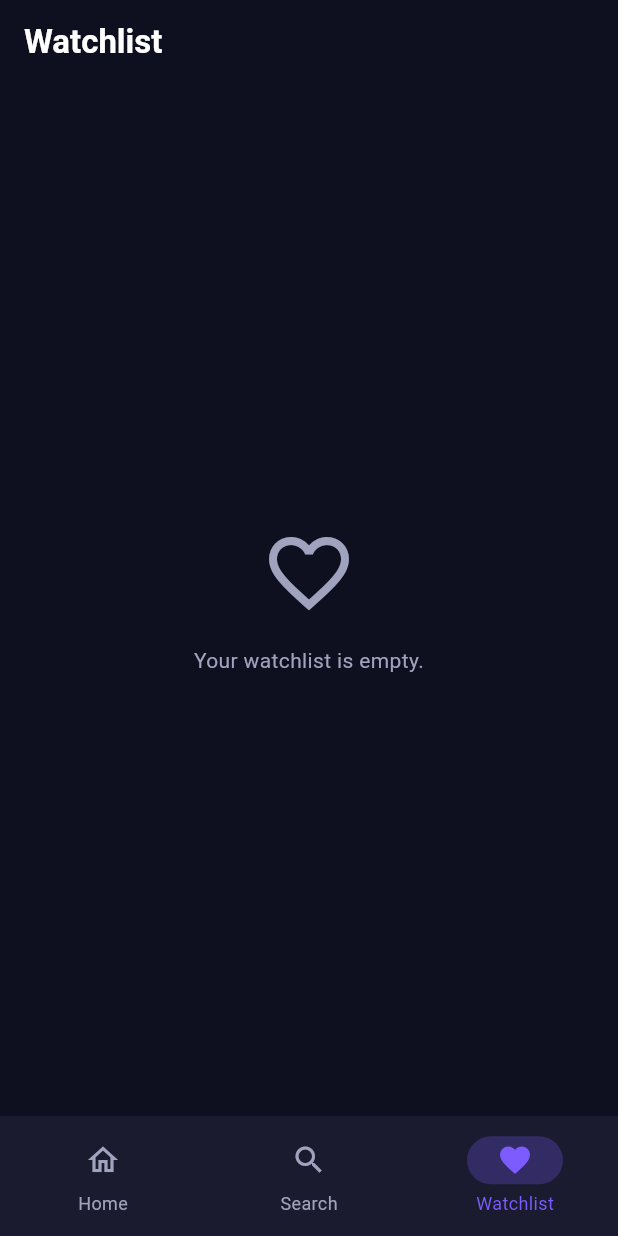
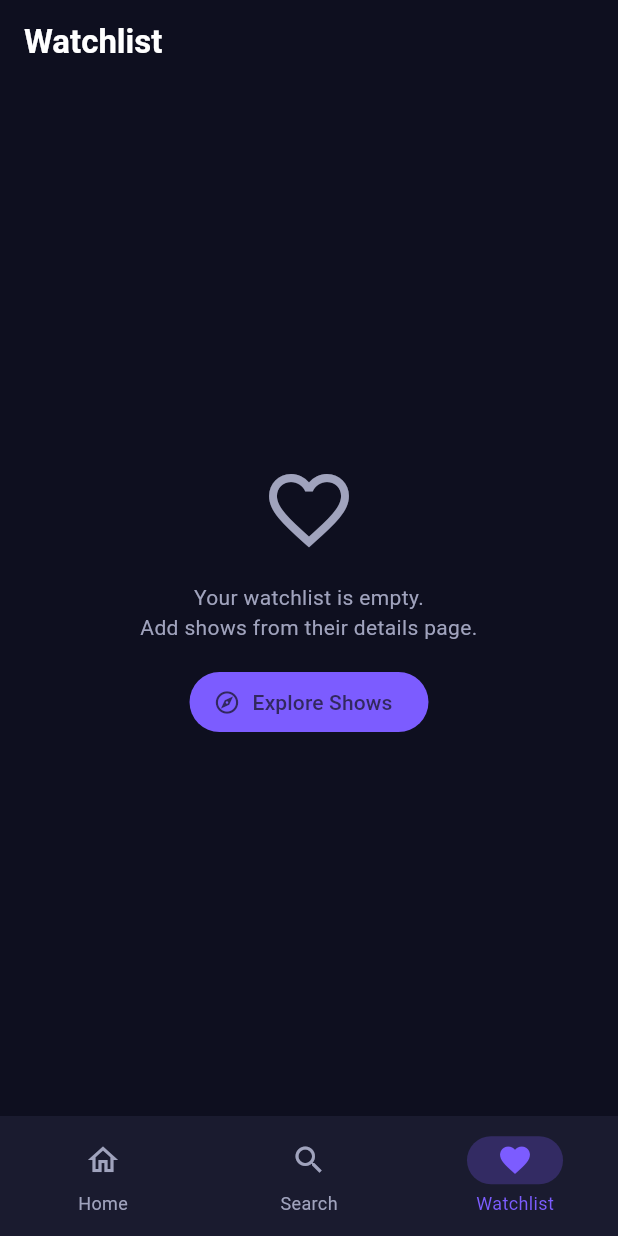
Before and after one commit to Furqanhalari/smd-TVmaze-assignment-23K-0556, a Flutter app: the screen it shows after launch, item 3 of the bottom bar chosen, on a phone screen of 412 x 824 dp. Run offline on Flutter 3.47's test engine with Material 3 defaults, Android fonts, the phone set to English and light mode, and no system bars; our stand-ins replace cached_network_image, equatable, flutter_bloc, rxdart, shared_preferences; network calls fail.

Commit message:
Watchlist + local persistence

```diff
--- a/lib/app.dart
+++ b/lib/app.dart
@@ -1,20 +1,37 @@
 import 'package:flutter/material.dart';
+import 'package:flutter_bloc/flutter_bloc.dart';
 
 import 'core/theme/app_theme.dart';
 import 'features/home/view/home_screen.dart';
 import 'features/search/view/search_screen.dart';
+import 'features/watchlist/bloc/watchlist_bloc.dart';
 import 'features/watchlist/view/watchlist_screen.dart';
 
 class TvMazeApp extends StatelessWidget {
   const TvMazeApp({super.key});
 
+  /// Lets the listener below show a SnackBar on whichever screen is open.
+  static final _messengerKey = GlobalKey<ScaffoldMessengerState>();
+
   @override
   Widget build(BuildContext context) {
-    return MaterialApp(
-      title: 'TVMaze Shows',
-      debugShowCheckedModeBanner: false,
-      theme: AppTheme.dark,
-      home: const MainShell(),
+    // One place that reports watchlist save errors for the whole app.
+    return BlocListener<WatchlistBloc, WatchlistState>(
+      listenWhen: (previous, current) =>
+          current.errorMessage != null &&
+          current.status != WatchlistStatus.failure,
+      listener: (context, state) {
+        _messengerKey.currentState?.showSnackBar(
+          SnackBar(content: Text(state.errorMessage!)),
+        );
+      },
+      child: MaterialApp(
+        title: 'TVMaze Shows',
+        debugShowCheckedModeBanner: false,
+        theme: AppTheme.dark,
+        scaffoldMessengerKey: _messengerKey,
+        home: const MainShell(),
+      ),
     );
   }
 }
@@ -31,19 +48,23 @@ class MainShell extends StatefulWidget {
 class _MainShellState extends State<MainShell> {
   int _currentIndex = 0;
 
-  static const _screens = [
-    HomeScreen(),
-    SearchScreen(),
-    WatchlistScreen(),
-  ];
+  void _selectTab(int index) => setState(() => _currentIndex = index);
 
   @override
   Widget build(BuildContext context) {
     return Scaffold(
-      body: IndexedStack(index: _currentIndex, children: _screens),
+      body: IndexedStack(
+        index: _currentIndex,
+        children: [
+          const HomeScreen(),
+          const SearchScreen(),
+          // "Explore Shows" on the empty watchlist jumps to the Home tab.
+          WatchlistScreen(onExplore: () => _selectTab(0)),
+        ],
+      ),
       bottomNavigationBar: NavigationBar(
         selectedIndex: _currentIndex,
-        onDestinationSelected: (index) => setState(() => _currentIndex = index),
+        onDestinationSelected: _selectTab,
         destinations: const [
           NavigationDestination(
             icon: Icon(Icons.home_outlined),
--- /dev/null
+++ b/lib/data/repositories/watchlist_repository.dart
@@ -0,0 +1,40 @@
+import 'dart:convert';
+
+import 'package:shared_preferences/shared_preferences.dart';
+
+import '../models/show.dart';
+
+/// Saves the watchlist on the device with SharedPreferences.
+/// The whole list is stored as one JSON string under [_key].
+class WatchlistRepository {
+  static const String _key = 'watchlist';
+
+  SharedPreferences? _prefs;
+
+  WatchlistRepository({SharedPreferences? prefs}) : _prefs = prefs;
+
+  Future<SharedPreferences> get _instance async =>
+      _prefs ??= await SharedPreferences.getInstance();
+
+  /// Returns the saved shows, or an empty list if nothing was saved yet.
+  Future<List<Show>> loadWatchlist() async {
+    final prefs = await _instance;
+    final jsonString = prefs.getString(_key);
+    if (jsonString == null) return [];
+
+    try {
+      final data = jsonDecode(jsonString) as List;
+      return data.map((e) => Show.fromJson(e as Map<String, dynamic>)).toList();
+    } catch (_) {
+      // Unreadable data (e.g. an older format): start with an empty list.
+      return [];
+    }
+  }
+
+  /// Overwrites the saved list with [shows].
+  Future<void> saveWatchlist(List<Show> shows) async {
+    final prefs = await _instance;
+    final jsonString = jsonEncode(shows.map((s) => s.toJson()).toList());
+    await prefs.setString(_key, jsonString);
+  }
+}
--- a/lib/features/details/view/show_details_screen.dart
+++ b/lib/features/details/view/show_details_screen.dart
@@ -8,6 +8,7 @@ import '../../../shared/widgets/empty_view.dart';
 import '../../../shared/widgets/error_view.dart';
 import '../../../shared/widgets/loading_view.dart';
 import '../../../shared/widgets/poster_image.dart';
+import '../../watchlist/widgets/watchlist_button.dart';
 import '../bloc/show_details_bloc.dart';
 import '../widgets/cast_tab.dart';
 import '../widgets/details_header.dart';
@@ -76,7 +77,7 @@ class ShowDetailsView extends StatelessWidget {
   }
 }
 
-/// Backdrop image, header, a pinned TabBar and the three tabs.
+/// Backdrop image, header, watchlist button, a pinned TabBar and the tabs.
 class _DetailsContent extends StatelessWidget {
   final Show show;
 
@@ -113,6 +114,7 @@ class _DetailsContent extends StatelessWidget {
               ),
             ),
             SliverToBoxAdapter(child: DetailsHeader(show: show)),
+            SliverToBoxAdapter(child: WatchlistButton(show: show)),
             const SliverPersistentHeader(
               pinned: true,
               delegate: _TabBarDelegate(
--- /dev/null
+++ b/lib/features/watchlist/bloc/watchlist_bloc.dart
@@ -0,0 +1,81 @@
+import 'package:equatable/equatable.dart';
+import 'package:flutter_bloc/flutter_bloc.dart';
+
+import '../../../data/models/show.dart';
+import '../../../data/repositories/watchlist_repository.dart';
+
+part 'watchlist_event.dart';
+part 'watchlist_state.dart';
+
+/// Global bloc (provided above MaterialApp), so the details page and the
+/// Watchlist tab always see the same list.
+class WatchlistBloc extends Bloc<WatchlistEvent, WatchlistState> {
+  final WatchlistRepository _repository;
+
+  WatchlistBloc(this._repository) : super(const WatchlistState()) {
+    on<WatchlistLoaded>(_onLoaded, transformer: _sequential());
+    on<WatchlistToggled>(_onToggled, transformer: _sequential());
+    on<WatchlistRemoved>(_onRemoved, transformer: _sequential());
+    on<WatchlistCleared>(_onCleared, transformer: _sequential());
+  }
+
+  /// Handles events one at a time, so two quick taps can't
+  /// save an outdated list over a newer one.
+  static EventTransformer<E> _sequential<E>() =>
+      (events, mapper) => events.asyncExpand(mapper);
+
+  Future<void> _onLoaded(
+      WatchlistLoaded event, Emitter<WatchlistState> emit) async {
+    emit(const WatchlistState(status: WatchlistStatus.loading));
+    try {
+      final shows = await _repository.loadWatchlist();
+      emit(_stateFor(shows));
+    } catch (_) {
+      emit(const WatchlistState(
+        status: WatchlistStatus.failure,
+        errorMessage: 'Could not load your watchlist.',
+      ));
+    }
+  }
+
+  Future<void> _onToggled(
+      WatchlistToggled event, Emitter<WatchlistState> emit) async {
+    final shows = state.contains(event.show.id)
+        ? state.shows.where((s) => s.id != event.show.id).toList()
+        : [...state.shows, event.show];
+    await _saveAndEmit(shows, emit);
+  }
+
+  Future<void> _onRemoved(
+      WatchlistRemoved event, Emitter<WatchlistState> emit) async {
+    final shows = state.shows.where((s) => s.id != event.showId).toList();
+    await _saveAndEmit(shows, emit);
+  }
+
+  Future<void> _onCleared(
+      WatchlistCleared event, Emitter<WatchlistState> emit) async {
+    await _saveAndEmit([], emit);
+  }
+
+  /// Saves first, then shows the new list. If saving fails the old
+  /// list is kept and only an error message is added.
+  Future<void> _saveAndEmit(
+      List<Show> shows, Emitter<WatchlistState> emit) async {
+    try {
+      await _repository.saveWatchlist(shows);
+      emit(_stateFor(shows));
+    } catch (_) {
+      emit(WatchlistState(
+        status: state.status,
+        shows: state.shows,
+        errorMessage: 'Could not save your watchlist.',
+      ));
+    }
+  }
+
+  static WatchlistState _stateFor(List<Show> shows) => WatchlistState(
+        status:
+            shows.isEmpty ? WatchlistStatus.empty : WatchlistStatus.success,
+        shows: shows,
+      );
+}
--- /dev/null
+++ b/lib/features/watchlist/bloc/watchlist_event.dart
@@ -0,0 +1,39 @@
+part of 'watchlist_bloc.dart';
+
+sealed class WatchlistEvent extends Equatable {
+  const WatchlistEvent();
+
+  @override
+  List<Object?> get props => [];
+}
+
+/// Reads the saved watchlist from the device (on app start and on Retry).
+final class WatchlistLoaded extends WatchlistEvent {
+  const WatchlistLoaded();
+}
+
+/// The Add/Remove button on the details page.
+/// Adds the show if it is missing, otherwise removes it.
+final class WatchlistToggled extends WatchlistEvent {
+  final Show show;
+
+  const WatchlistToggled(this.show);
+
+  @override
+  List<Object?> get props => [show];
+}
+
+/// The heart button on a Watchlist tile.
+final class WatchlistRemoved extends WatchlistEvent {
+  final int showId;
+
+  const WatchlistRemoved(this.showId);
+
+  @override
+  List<Object?> get props => [showId];
+}
+
+/// The "Clear all" button.
+final class WatchlistCleared extends WatchlistEvent {
+  const WatchlistCleared();
+}
--- /dev/null
+++ b/lib/features/watchlist/bloc/watchlist_state.dart
@@ -0,0 +1,21 @@
+part of 'watchlist_bloc.dart';
+
+enum WatchlistStatus { initial, loading, success, empty, failure }
+
+class WatchlistState extends Equatable {
+  final WatchlistStatus status;
+  final List<Show> shows;
+  final String? errorMessage;
+
+  const WatchlistState({
+    this.status = WatchlistStatus.initial,
+    this.shows = const [],
+    this.errorMessage,
+  });
+
+  /// Used by the details page to pick "Add" or "Remove".
+  bool contains(int showId) => shows.any((s) => s.id == showId);
+
+  @override
+  List<Object?> get props => [status, shows, errorMessage];
+}
--- a/lib/features/watchlist/view/watchlist_screen.dart
+++ b/lib/features/watchlist/view/watchlist_screen.dart
@@ -1,19 +1,111 @@
 import 'package:flutter/material.dart';
+import 'package:flutter_bloc/flutter_bloc.dart';
 
+import '../../../core/theme/app_theme.dart';
 import '../../../shared/widgets/empty_view.dart';
+import '../../../shared/widgets/error_view.dart';
+import '../../../shared/widgets/loading_view.dart';
+import '../../../shared/widgets/show_list_tile.dart';
+import '../../details/view/show_details_screen.dart';
+import '../bloc/watchlist_bloc.dart';
 
-/// Watchlist screen. Placeholder until the watchlist is added.
+/// Watchlist tab. Uses the global WatchlistBloc from main.dart,
+/// so it has no BlocProvider of its own.
 class WatchlistScreen extends StatelessWidget {
-  const WatchlistScreen({super.key});
+  /// Switches the bottom nav to Home (the "Explore Shows" button).
+  final VoidCallback? onExplore;
+
+  const WatchlistScreen({super.key, this.onExplore});
 
   @override
   Widget build(BuildContext context) {
-    return Scaffold(
-      appBar: AppBar(title: const Text('Watchlist')),
-      body: const EmptyView(
-        icon: Icons.favorite_border,
-        message: 'Your watchlist is empty.',
+    return BlocBuilder<WatchlistBloc, WatchlistState>(
+      builder: (context, state) {
+        return Scaffold(
+          appBar: AppBar(
+            title: Text(state.shows.isEmpty
+                ? 'Watchlist'
+                : 'Watchlist (${state.shows.length})'),
+            actions: [
+              if (state.shows.isNotEmpty)
+                IconButton(
+                  tooltip: 'Clear all',
+                  icon: const Icon(Icons.delete_sweep_outlined),
+                  onPressed: () => _confirmClear(context),
+                ),
+            ],
+          ),
+          body: _buildBody(context, state),
+        );
+      },
+    );
+  }
+
+  Widget _buildBody(BuildContext context, WatchlistState state) {
+    switch (state.status) {
+      case WatchlistStatus.initial:
+      case WatchlistStatus.loading:
+        return const LoadingView();
+      case WatchlistStatus.failure:
+        return ErrorView(
+          message: state.errorMessage ?? 'Something went wrong.',
+          onRetry: () =>
+              context.read<WatchlistBloc>().add(const WatchlistLoaded()),
+        );
+      case WatchlistStatus.empty:
+        return EmptyView(
+          icon: Icons.favorite_border,
+          message: 'Your watchlist is empty.\n'
+              'Add shows from their details page.',
+          action: FilledButton.icon(
+            onPressed: onExplore,
+            icon: const Icon(Icons.explore_outlined),
+            label: const Text('Explore Shows'),
+          ),
+        );
+      case WatchlistStatus.success:
+        return ListView.builder(
+          itemCount: state.shows.length,
+          itemBuilder: (context, index) {
+            final show = state.shows[index];
+            return ShowListTile(
+              show: show,
+              onTap: () =>
+                  Navigator.of(context).push(ShowDetailsScreen.route(show.id)),
+              trailing: IconButton(
+                tooltip: 'Remove',
+                icon: const Icon(Icons.favorite, color: AppTheme.accent),
+                onPressed: () => context
+                    .read<WatchlistBloc>()
+                    .add(WatchlistRemoved(show.id)),
+              ),
+            );
+          },
+        );
+    }
+  }
+
+  /// Asks before deleting everything, since it can't be undone.
+  Future<void> _confirmClear(BuildContext context) async {
+    final confirmed = await showDialog<bool>(
+      context: context,
+      builder: (dialogContext) => AlertDialog(
+        title: const Text('Clear watchlist?'),
+        content: const Text('All saved shows will be removed.'),
+        actions: [
+          TextButton(
+            onPressed: () => Navigator.of(dialogContext).pop(false),
+            child: const Text('Cancel'),
+          ),
+          FilledButton(
+            onPressed: () => Navigator.of(dialogContext).pop(true),
+            child: const Text('Clear'),
+          ),
+        ],
       ),
     );
+    if (confirmed == true && context.mounted) {
+      context.read<WatchlistBloc>().add(const WatchlistCleared());
+    }
   }
 }
--- a/lib/shared/widgets/show_list_tile.dart
+++ b/lib/shared/widgets/show_list_tile.dart
@@ -6,7 +6,7 @@ import 'poster_image.dart';
 import 'rating_badge.dart';
 
 /// Row with a small poster, the title, years, genres and rating.
-/// Used for search results (and later the watchlist).
+/// Used for search results and the watchlist.
 class ShowListTile extends StatelessWidget {
   final Show show;
   final VoidCallback? onTap;
```
Also changed, not shown: lib/features/watchlist/widgets/watchlist_button.dart (added, +50 -0 lines), lib/main.dart (+15 -3 lines).
